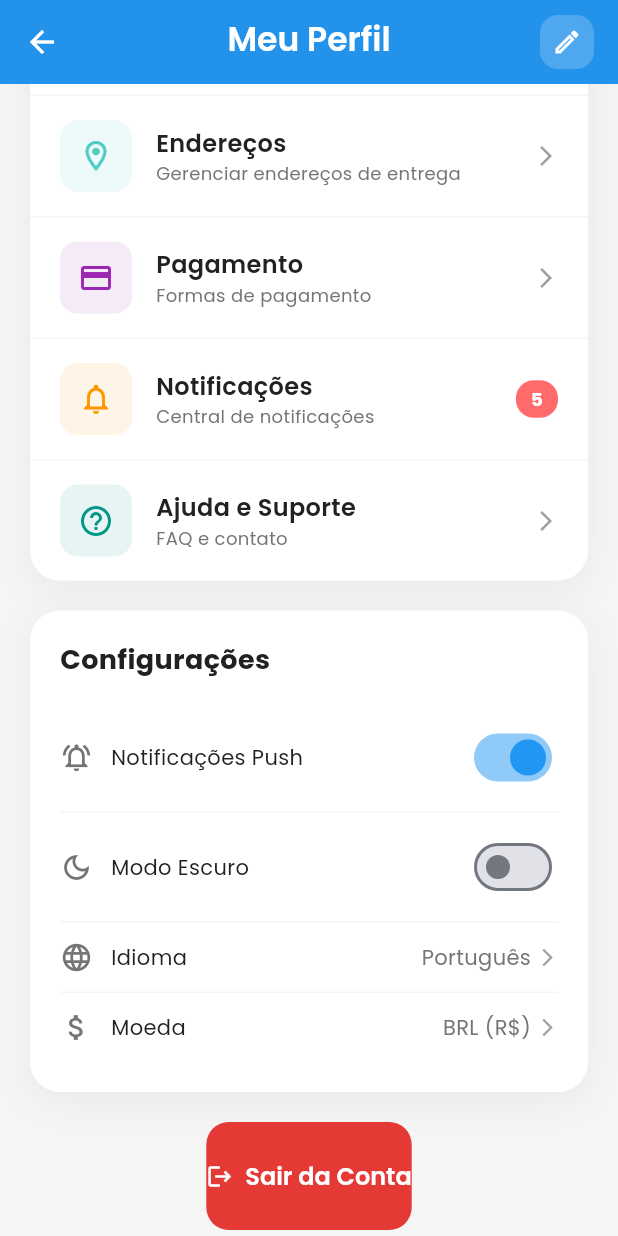
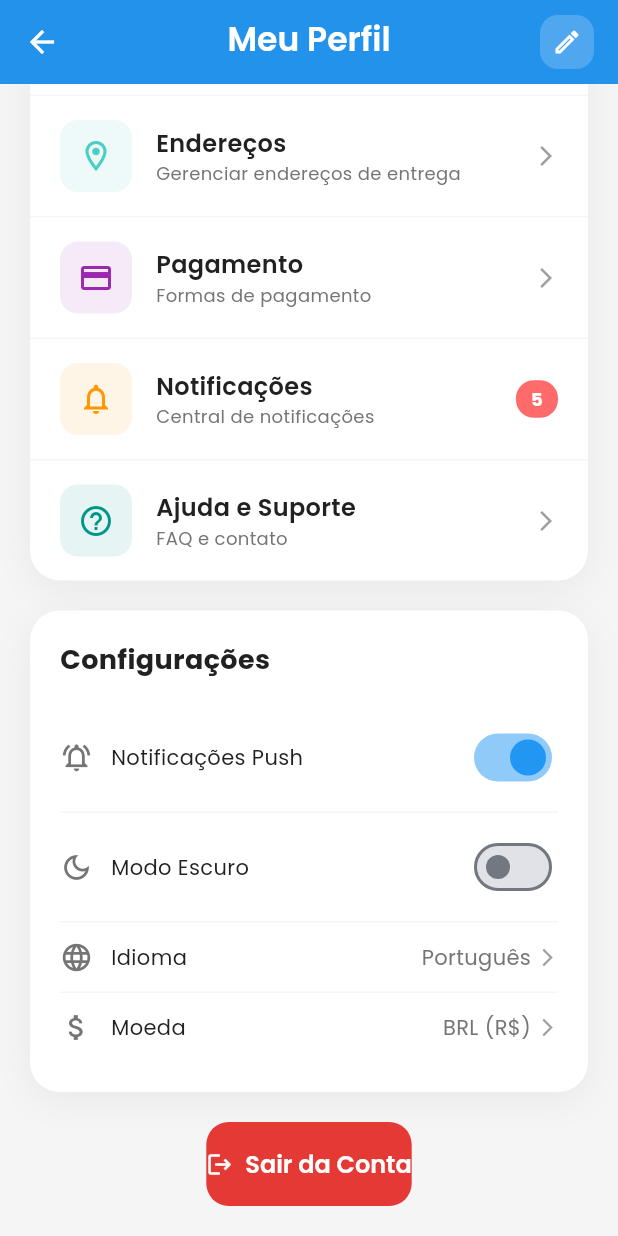
Before and after one commit to GOA03/DevShop, a Flutter app: the ProfileScreen screen opened directly, scrolled down 688 dp, on a phone screen of 412 x 824 dp. Run offline on Flutter 3.47's test engine with Material 3 defaults, Android fonts, the phone set to English and light mode, and no system bars; our stand-ins replace get, google_fonts; network calls fail.

Commit message:
style(profile): adjust button padding for better visual balance

```diff
--- a/lib/views/profile/profile_screen.dart
+++ b/lib/views/profile/profile_screen.dart
@@ -670,7 +670,7 @@ class _ProfileScreenState extends State<ProfileScreen> with SingleTickerProvider
           style: ElevatedButton.styleFrom(
             backgroundColor: Colors.red.shade600,
             foregroundColor: Colors.white,
-            padding: const EdgeInsets.symmetric(vertical: 24),
+            padding: const EdgeInsets.symmetric(vertical: 16),
             shape: RoundedRectangleBorder(
               borderRadius: BorderRadius.circular(15),
             ),
```
